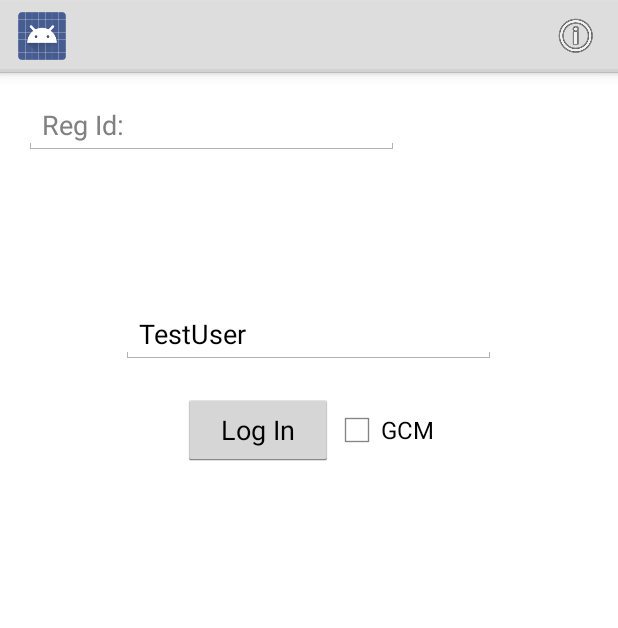
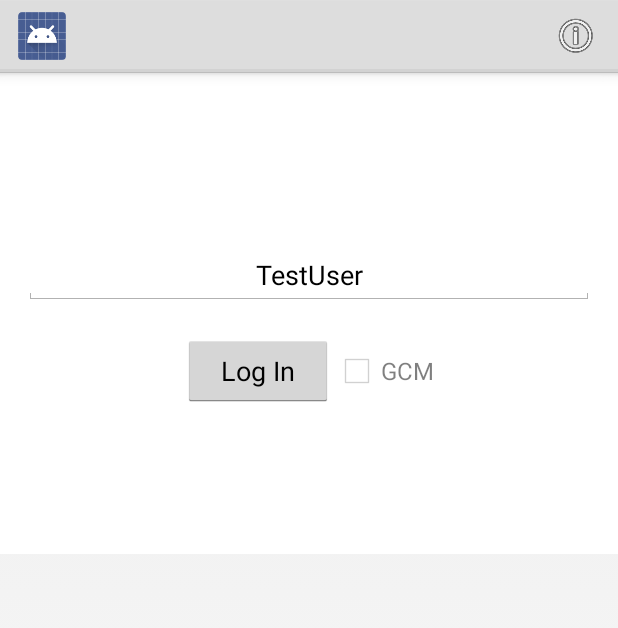
Before and after one commit to twilio/twilio-chat-demo-android, an Android app: the screen it shows after launch (LoginActivity), on a phone screen of 412 x 824 dp. Shown: the top 628 px of the screen. Run offline under Robolectric (Android 15) with nearby library versions, the phone set to English and light mode, and no system bars; 2 statements that could not run were skipped.

Commit message:
Simplify login layout

```diff
--- a/ip-messaging-demo-android/src/main/java/com/twilio/ipmessaging/demo/LoginActivity.java
+++ b/ip-messaging-demo-android/src/main/java/com/twilio/ipmessaging/demo/LoginActivity.java
@@ -57,7 +57,6 @@ public class LoginActivity extends Activity implements LoginListener
     // GCM
     private CheckBox          gcmAvailable;
     private Button            stopGCM;
-    private EditText          etRegId;
     private boolean           isReceiverRegistered;
     private BroadcastReceiver registrationBroadcastReceiver;
     private static final int  PLAY_SERVICES_RESOLUTION_REQUEST = 9000;
@@ -113,8 +112,7 @@ public class LoginActivity extends Activity implements LoginListener
             }
         });
 
-        this.logout = (Button)findViewById(R.id.logout);
-        etRegId = (EditText)findViewById(R.id.etRegId);
+        logout = (Button)findViewById(R.id.logout);
         chatClient = TwilioApplication.get().getBasicClient();
 
         gcmAvailable = (CheckBox)findViewById(R.id.gcmcxbx);
--- a/ip-messaging-demo-android/src/main/res/layout/activity_login.xml
+++ b/ip-messaging-demo-android/src/main/res/layout/activity_login.xml
@@ -1,41 +1,22 @@
 <LinearLayout xmlns:android="http://schemas.android.com/apk/res/android"
     android:layout_width="fill_parent"
-    android:layout_height="fill_parent"
+    android:layout_height="wrap_content"
     android:background="#FFFFFF"
     android:orientation="vertical"
     android:paddingBottom="@dimen/activity_vertical_margin"
     android:paddingLeft="@dimen/activity_horizontal_margin"
     android:paddingRight="@dimen/activity_horizontal_margin"
-    android:paddingTop="@dimen/activity_vertical_margin" >
-
-    <LinearLayout
-        android:id="@+id/loginUser"
-        android:layout_width="fill_parent"
-        android:layout_height="wrap_content"
-        android:orientation="vertical" >
-
-        <EditText
-            android:id="@+id/etRegId"
-            android:layout_width="250dp"
-            android:layout_height="wrap_content"
-            android:hint="@string/RegId"
-            android:textColor="@android:color/black" />
-
-        <LinearLayout
-            android:layout_width="fill_parent"
-            android:layout_height="wrap_content"
-            android:layout_marginTop="100dp"
-            android:gravity="center"
-            android:orientation="horizontal" >
+    android:paddingTop="@dimen/activity_vertical_margin">
 
     <EditText
         android:id="@+id/client_name"
-                android:layout_width="250dp"
+        android:layout_width="fill_parent"
+        android:layout_marginTop="100dp"
+        android:gravity="center_horizontal"
         android:layout_height="wrap_content"
         android:hint="@string/client_name"
         android:singleLine="true"
         android:textColor="@android:color/black" />
-        </LinearLayout>
 
     <LinearLayout
         android:layout_width="fill_parent"
@@ -56,40 +37,9 @@
             android:layout_width="wrap_content"
             android:layout_height="wrap_content"
             android:checked="false"
-                android:text="@string/gcm" />
+            android:text="@string/gcm"
+            android:enabled="false"/>
 
-        </LinearLayout>
-
-    </LinearLayout>
-
-    <LinearLayout
-        android:id="@+id/createChannel"
-        android:layout_width="fill_parent"
-        android:layout_height="wrap_content"
-        android:orientation="vertical"
-        android:visibility="gone" >
-
-        <LinearLayout
-            android:layout_width="fill_parent"
-            android:layout_height="wrap_content"
-            android:layout_marginTop="100dp"
-            android:gravity="center"
-            android:orientation="vertical" >
-
-            <EditText
-                android:id="@+id/invite"
-                android:layout_width="wrap_content"
-                android:layout_height="wrap_content"
-                android:hint="Channel Name"
-                android:singleLine="true" />
-
-            <Button
-                android:id="@+id/plus"
-                android:layout_width="match_parent"
-                android:layout_height="wrap_content"
-                android:layout_gravity="center"
-                android:singleLine="true"
-                android:text="Create Channel" />
     </LinearLayout>
 
     <Button
@@ -98,7 +48,7 @@
         android:layout_height="wrap_content"
         android:layout_gravity="center"
         android:layout_marginTop="20dp"
-            android:text="@string/logout" />
-    </LinearLayout>
+        android:text="@string/logout"
+        android:visibility="invisible"/>
 
 </LinearLayout>
```
Lines whose indentation alone changed are shown as unchanged.
